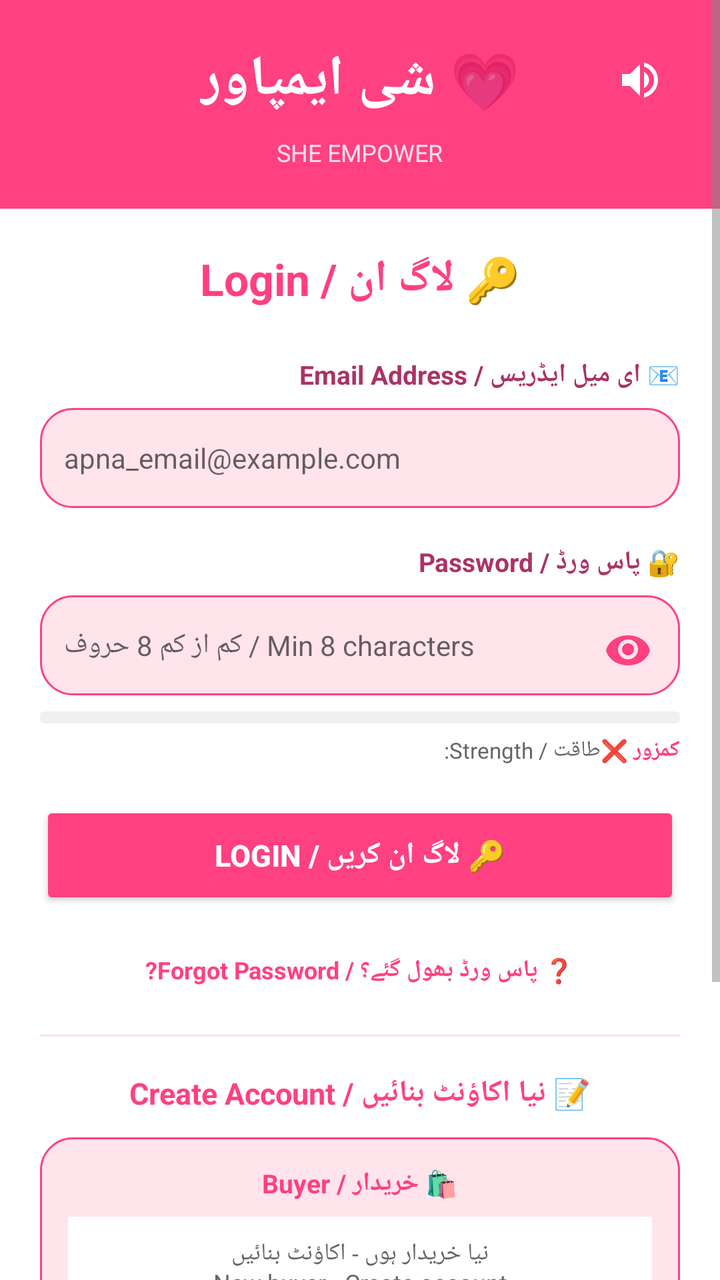
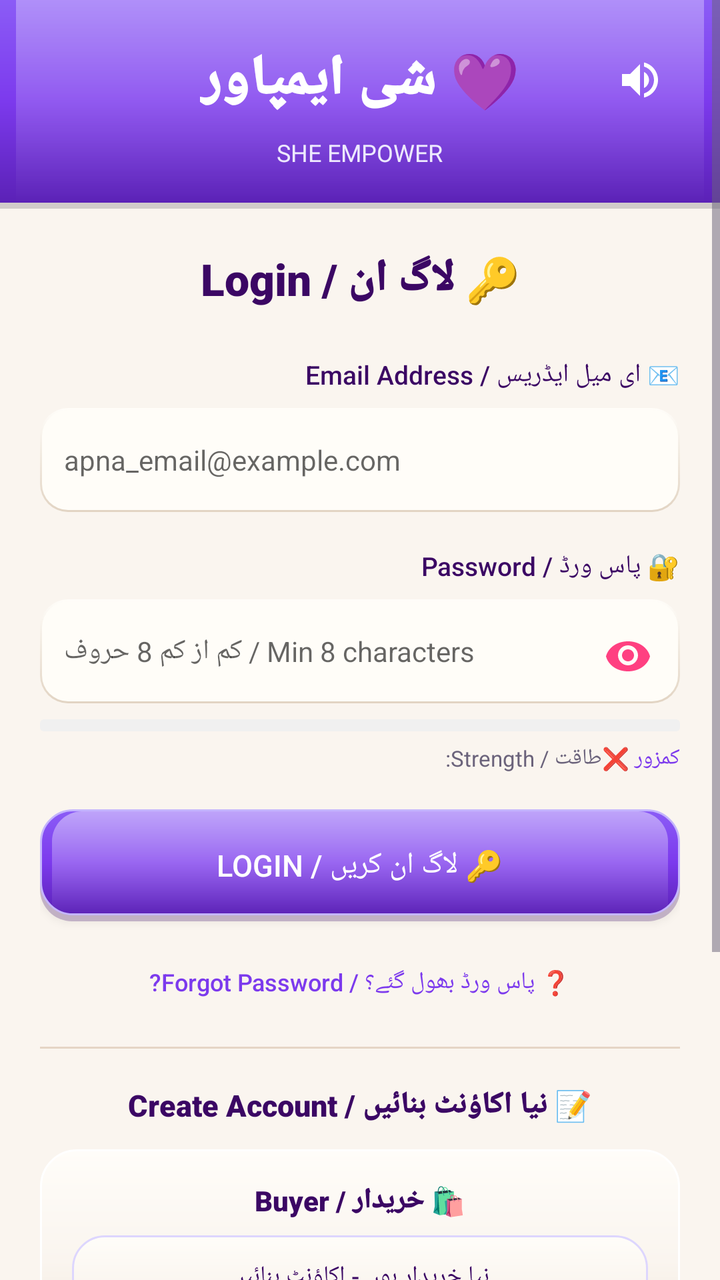

An Android layout rendered at two revisions. The XML below is the earlier revision; the diff shows what the commit changed to produce the second picture.
<!-- AndroidManifest.xml: application theme Theme.SheEmpower -->
<!-- res/layout/activity_login.xml -->
<?xml version="1.0" encoding="utf-8"?>
<ScrollView xmlns:android="http://schemas.android.com/apk/res/android"
    android:layout_width="match_parent"
    android:layout_height="match_parent"
    android:background="#FFFFFF"
    android:fillViewport="true">

    <LinearLayout
        android:layout_width="match_parent"
        android:layout_height="wrap_content"
        android:orientation="vertical"
        android:background="?android:attr/windowBackground"
        android:paddingBottom="24dp">

        
        <LinearLayout
            android:layout_width="match_parent"
            android:layout_height="wrap_content"
            android:orientation="vertical"
            android:background="#FF4081"
            android:padding="20dp"
            android:gravity="center">

            <RelativeLayout
                android:layout_width="match_parent"
                android:layout_height="wrap_content">

                <TextView
                    android:layout_width="wrap_content"
                    android:layout_height="wrap_content"
                    android:layout_centerInParent="true"
                    android:text="💗 شی ایمپاور"
                    android:textSize="28sp"
                    android:textStyle="bold"
                    android:textColor="#FFFFFF" />

                <ImageButton
                    android:id="@+id/btnSpeaker"
                    android:layout_width="40dp"
                    android:layout_height="40dp"
                    android:layout_alignParentEnd="true"
                    android:layout_centerVertical="true"
                    android:background="?attr/selectableItemBackgroundBorderless"
                    android:src="@drawable/ic_speaker"
                    android:contentDescription="Speaker"
                    android:scaleType="centerInside" />

            </RelativeLayout>

            <TextView
                android:layout_width="wrap_content"
                android:layout_height="wrap_content"
                android:text="SHE EMPOWER"
                android:textSize="12sp"
                android:textColor="#FFE0EC"
                android:layout_marginTop="8dp" />

        </LinearLayout>


        
        <LinearLayout
            android:layout_width="match_parent"
            android:layout_height="wrap_content"
            android:orientation="vertical"
            android:padding="20dp">

            
            <TextView
                android:id="@+id/tvLoginTitle"
                android:layout_width="match_parent"
                android:layout_height="wrap_content"
                android:text="🔑 لاگ ان / Login"
                android:textSize="22sp"
                android:textStyle="bold"
                android:textColor="#FF4081"
                android:gravity="center"
                android:layout_marginBottom="24dp" />


            
            <TextView
                android:layout_width="match_parent"
                android:layout_height="wrap_content"
                android:text="📧 ای میل ایڈریس / Email Address"
                android:textSize="13sp"
                android:textStyle="bold"
                android:textColor="#AA3366"
                android:layout_marginBottom="8dp" />

            <com.google.android.material.textfield.TextInputEditText
                android:id="@+id/etEmail"
                android:layout_width="match_parent"
                android:layout_height="50dp"
                android:hint="apna_email@example.com"
                android:textSize="14sp"
                android:padding="12dp"
                android:background="@drawable/bg_rounded_pink"
                android:layout_marginBottom="18dp"
                android:inputType="textEmailAddress" />


            
            <TextView
                android:layout_width="match_parent"
                android:layout_height="wrap_content"
                android:text="🔐 پاس ورڈ / Password"
                android:textSize="13sp"
                android:textStyle="bold"
                android:textColor="#AA3366"
                android:layout_marginBottom="8dp" />

            <FrameLayout
                android:layout_width="match_parent"
                android:layout_height="50dp"
                android:layout_marginBottom="8dp">

                <com.google.android.material.textfield.TextInputEditText
                    android:id="@+id/etPassword"
                    android:layout_width="match_parent"
                    android:layout_height="match_parent"
                    android:hint="کم از کم 8 حروف / Min 8 characters"
                    android:inputType="textPassword"
                    android:textSize="14sp"
                    android:padding="12dp"
                    android:paddingEnd="48dp"
                    android:background="@drawable/bg_rounded_pink" />

                <ImageButton
                    android:id="@+id/togglePasswordVisibility"
                    android:layout_width="44dp"
                    android:layout_height="44dp"
                    android:layout_gravity="end|center_vertical"
                    android:layout_marginEnd="4dp"
                    android:background="?attr/selectableItemBackgroundBorderless"
                    android:src="@drawable/ic_eye_closed"
                    android:contentDescription="Show/Hide Password"
                    android:scaleType="centerInside" />

            </FrameLayout>


            
            <ProgressBar
                android:id="@+id/passwordStrengthBar"
                android:layout_width="match_parent"
                android:layout_height="6dp"
                android:layout_marginBottom="6dp"
                android:progressDrawable="@drawable/progress_password_strength"
                style="@style/Widget.AppCompat.ProgressBar.Horizontal" />

            <LinearLayout
                android:layout_width="match_parent"
                android:layout_height="wrap_content"
                android:orientation="horizontal"
                android:layout_marginBottom="18dp">

                <TextView
                    android:layout_width="0dp"
                    android:layout_height="wrap_content"
                    android:layout_weight="1"
                    android:text="طاقت / Strength:"
                    android:textSize="11sp"
                    android:textColor="#666666" />

                <TextView
                    android:id="@+id/passwordStrengthText"
                    android:layout_width="wrap_content"
                    android:layout_height="wrap_content"
                    android:text="کمزور ❌"
                    android:textSize="11sp"
                    android:textStyle="bold"
                    android:textColor="#FF4081" />

            </LinearLayout>


            
            <Button
                android:id="@+id/btnLogin"
                android:layout_width="match_parent"
                android:layout_height="54dp"
                android:text="🔑 لاگ ان کریں / LOGIN"
                android:textSize="15sp"
                android:textStyle="bold"
                android:textColor="#FFFFFF"
                android:backgroundTint="#FF4081"
                android:layout_marginBottom="10dp" />


            
            <TextView
                android:id="@+id/tvForgotPassword"
                android:layout_width="match_parent"
                android:layout_height="wrap_content"
                android:text="❓ پاس ورڈ بھول گئے؟ / Forgot Password?"
                android:textSize="12sp"
                android:textColor="#FF4081"
                android:textStyle="bold"
                android:gravity="center"
                android:padding="12dp"
                android:layout_marginBottom="4dp" />


            
            <View
                android:layout_width="match_parent"
                android:layout_height="1dp"
                android:background="#FFE0EC"
                android:layout_marginTop="8dp"
                android:layout_marginBottom="18dp" />


            
            <TextView
                android:layout_width="match_parent"
                android:layout_height="wrap_content"
                android:text="📝 نیا اکاؤنٹ بنائیں / Create Account"
                android:textSize="15sp"
                android:textStyle="bold"
                android:textColor="#FF4081"
                android:gravity="center"
                android:layout_marginBottom="12dp" />


            
            <LinearLayout
                android:layout_width="match_parent"
                android:layout_height="wrap_content"
                android:orientation="vertical"
                android:background="@drawable/bg_rounded_pink"
                android:padding="14dp"
                android:layout_marginBottom="12dp">

                <TextView
                    android:layout_width="match_parent"
                    android:layout_height="wrap_content"
                    android:text="🛍️ خریدار / Buyer"
                    android:textSize="13sp"
                    android:textStyle="bold"
                    android:textColor="#FF4081"
                    android:gravity="center"
                    android:layout_marginBottom="8dp" />

                <TextView
                    android:id="@+id/tvGoBuyerRegister"
                    android:layout_width="match_parent"
                    android:layout_height="wrap_content"
                    android:text="نیا خریدار ہوں - اکاؤنٹ بنائیں\nNew buyer - Create account"
                    android:textSize="12sp"
                    android:textColor="#666666"
                    android:padding="10dp"
                    android:background="#FFFFFF"
                    android:gravity="center" />

            </LinearLayout>


            
            <LinearLayout
                android:layout_width="match_parent"
                android:layout_height="wrap_content"
                android:orientation="vertical"
                android:background="@drawable/bg_rounded_pink"
                android:padding="14dp">

                <TextView
                    android:layout_width="match_parent"
                    android:layout_height="wrap_content"
                    android:text="🏪 بیچنے والی / Seller"
                    android:textSize="13sp"
                    android:textStyle="bold"
                    android:textColor="#FF4081"
                    android:gravity="center"
                    android:layout_marginBottom="8dp" />

                <TextView
                    android:id="@+id/tvGoSellerRegister"
                    android:layout_width="match_parent"
                    android:layout_height="wrap_content"
                    android:text="کام شروع کرنا چاہتی ہیں - رجسٹر کریں\nWant to sell - Register"
                    android:textSize="12sp"
                    android:textColor="#666666"
                    android:padding="10dp"
                    android:background="#FFFFFF"
                    android:gravity="center" />

            </LinearLayout>

        </LinearLayout>

    </LinearLayout>

</ScrollView>
<!-- resources referenced by this layout -->
<resources>
  <!-- drawable bg_rounded_pink (drawable) -->
  <?xml version="1.0" encoding="utf-8"?>
  <shape xmlns:android="http://schemas.android.com/apk/res/android">
      <solid android:color="#FFE4EC" />
      <stroke android:width="1dp" android:color="#FF4081" />
      <corners android:radius="16dp" />
  </shape>
  <style name="Theme.SheEmpower" parent="Theme.AppCompat.Light.NoActionBar">
          <item name="colorPrimary">#FF4081</item>
          <item name="colorPrimaryDark">#C2185B</item>
          <item name="colorAccent">#FF4081</item>
          <item name="android:windowBackground">@color/bg_light</item>
          <item name="android:colorBackground">@color/white</item>
          <item name="android:textColorPrimary">@color/text_light</item>
          <item name="android:textColorSecondary">@color/text_gray</item>
      </style>
  <color name="bg_light">#FFFFFF</color>
  <color name="white">#FFFFFF</color>
  <color name="text_light">#333333</color>
  <color name="text_gray">#888888</color>
  <!-- unchanged entries left out for length: 3 -->
</resources>

<!-- the commit's change to res/layout/activity_login.xml (unified diff, before → after) -->
@@ -2,14 +2,14 @@
 <ScrollView xmlns:android="http://schemas.android.com/apk/res/android"
     android:layout_width="match_parent"
     android:layout_height="match_parent"
-    android:background="#FFFFFF"
+    android:background="@color/bg_cream"
     android:fillViewport="true">
 
     <LinearLayout
         android:layout_width="match_parent"
         android:layout_height="wrap_content"
         android:orientation="vertical"
-        android:background="?android:attr/windowBackground"
+        android:background="@color/bg_cream"
         android:paddingBottom="24dp">
 
         
@@ -17,7 +17,7 @@
             android:layout_width="match_parent"
             android:layout_height="wrap_content"
             android:orientation="vertical"
-            android:background="#FF4081"
+            android:background="@drawable/bg_skeu_header"
             android:padding="20dp"
             android:gravity="center">
 
@@ -29,9 +29,9 @@
                     android:layout_width="wrap_content"
                     android:layout_height="wrap_content"
                     android:layout_centerInParent="true"
-                    android:text="💗 شی ایمپاور"
+                    android:text="💜 شی ایمپاور"
                     android:textSize="28sp"
-                    android:textStyle="bold"
+                    android:fontFamily="sans-serif-black"
                     android:textColor="#FFFFFF" />
 
                 <ImageButton
@@ -52,7 +52,7 @@
                 android:layout_height="wrap_content"
                 android:text="SHE EMPOWER"
                 android:textSize="12sp"
-                android:textColor="#FFE0EC"
+                android:textColor="@color/lavender_soft"
                 android:layout_marginTop="8dp" />
 
         </LinearLayout>
@@ -72,8 +72,8 @@
                 android:layout_height="wrap_content"
                 android:text="🔑 لاگ ان / Login"
                 android:textSize="22sp"
-                android:textStyle="bold"
-                android:textColor="#FF4081"
+                android:fontFamily="sans-serif-black"
+                android:textColor="@color/lavender_text"
                 android:gravity="center"
                 android:layout_marginBottom="24dp" />
 
@@ -84,18 +84,18 @@
                 android:layout_height="wrap_content"
                 android:text="📧 ای میل ایڈریس / Email Address"
                 android:textSize="13sp"
-                android:textStyle="bold"
-                android:textColor="#AA3366"
+                android:fontFamily="sans-serif-medium"
+                android:textColor="@color/lavender_text"
                 android:layout_marginBottom="8dp" />
 
             <com.google.android.material.textfield.TextInputEditText
                 android:id="@+id/etEmail"
                 android:layout_width="match_parent"
-                android:layout_height="50dp"
+                android:layout_height="52dp"
                 android:hint="apna_email@example.com"
                 android:textSize="14sp"
                 android:padding="12dp"
-                android:background="@drawable/bg_rounded_pink"
+                android:background="@drawable/bg_skeu_input"
                 android:layout_marginBottom="18dp"
                 android:inputType="textEmailAddress" />
 
@@ -106,13 +106,13 @@
                 android:layout_height="wrap_content"
                 android:text="🔐 پاس ورڈ / Password"
                 android:textSize="13sp"
-                android:textStyle="bold"
-                android:textColor="#AA3366"
+                android:fontFamily="sans-serif-medium"
+                android:textColor="@color/lavender_text"
                 android:layout_marginBottom="8dp" />
 
             <FrameLayout
                 android:layout_width="match_parent"
-                android:layout_height="50dp"
+                android:layout_height="52dp"
                 android:layout_marginBottom="8dp">
 
                 <com.google.android.material.textfield.TextInputEditText
@@ -124,7 +124,7 @@
                     android:textSize="14sp"
                     android:padding="12dp"
                     android:paddingEnd="48dp"
-                    android:background="@drawable/bg_rounded_pink" />
+                    android:background="@drawable/bg_skeu_input" />
 
                 <ImageButton
                     android:id="@+id/togglePasswordVisibility"
@@ -161,7 +161,7 @@
                     android:layout_weight="1"
                     android:text="طاقت / Strength:"
                     android:textSize="11sp"
-                    android:textColor="#666666" />
+                    android:textColor="@color/text_gray" />
 
                 <TextView
                     android:id="@+id/passwordStrengthText"
@@ -169,8 +169,8 @@
                     android:layout_height="wrap_content"
                     android:text="کمزور ❌"
                     android:textSize="11sp"
-                    android:textStyle="bold"
-                    android:textColor="#FF4081" />
+                    android:fontFamily="sans-serif-medium"
+                    android:textColor="@color/lavender_primary" />
 
             </LinearLayout>
 
@@ -179,12 +179,12 @@
             <Button
                 android:id="@+id/btnLogin"
                 android:layout_width="match_parent"
-                android:layout_height="54dp"
+                android:layout_height="56dp"
                 android:text="🔑 لاگ ان کریں / LOGIN"
                 android:textSize="15sp"
-                android:textStyle="bold"
+                android:fontFamily="sans-serif-medium"
                 android:textColor="#FFFFFF"
-                android:backgroundTint="#FF4081"
+                android:background="@drawable/bg_skeu_button_primary"
                 android:layout_marginBottom="10dp" />
 
 
@@ -195,8 +195,8 @@
                 android:layout_height="wrap_content"
                 android:text="❓ پاس ورڈ بھول گئے؟ / Forgot Password?"
                 android:textSize="12sp"
-                android:textColor="#FF4081"
-                android:textStyle="bold"
+                android:textColor="@color/lavender_primary"
+                android:fontFamily="sans-serif-medium"
                 android:gravity="center"
                 android:padding="12dp"
                 android:layout_marginBottom="4dp" />
@@ -206,7 +206,7 @@
             <View
                 android:layout_width="match_parent"
                 android:layout_height="1dp"
-                android:background="#FFE0EC"
+                android:background="@color/skeu_cream_border"
                 android:layout_marginTop="8dp"
                 android:layout_marginBottom="18dp" />
 
@@ -217,8 +217,8 @@
                 android:layout_height="wrap_content"
                 android:text="📝 نیا اکاؤنٹ بنائیں / Create Account"
                 android:textSize="15sp"
-                android:textStyle="bold"
-                android:textColor="#FF4081"
+                android:fontFamily="sans-serif-black"
+                android:textColor="@color/lavender_text"
                 android:gravity="center"
                 android:layout_marginBottom="12dp" />
 
@@ -228,17 +228,17 @@
                 android:layout_width="match_parent"
                 android:layout_height="wrap_content"
                 android:orientation="vertical"
-                android:background="@drawable/bg_rounded_pink"
-                android:padding="14dp"
-                android:layout_marginBottom="12dp">
+                android:background="@drawable/bg_skeu_card"
+                android:padding="16dp"
+                android:layout_marginBottom="14dp">
 
                 <TextView
                     android:layout_width="match_parent"
                     android:layout_height="wrap_content"
                     android:text="🛍️ خریدار / Buyer"
-                    android:textSize="13sp"
-                    android:textStyle="bold"
-                    android:textColor="#FF4081"
+                    android:textSize="14sp"
+                    android:fontFamily="sans-serif-black"
+                    android:textColor="@color/lavender_text"
                     android:gravity="center"
                     android:layout_marginBottom="8dp" />
 
@@ -248,9 +248,10 @@
                     android:layout_height="wrap_content"
                     android:text="نیا خریدار ہوں - اکاؤنٹ بنائیں\nNew buyer - Create account"
                     android:textSize="12sp"
-                    android:textColor="#666666"
-                    android:padding="10dp"
-                    android:background="#FFFFFF"
+                    android:fontFamily="sans-serif-medium"
+                    android:textColor="@color/lavender_text"
+                    android:padding="12dp"
+                    android:background="@drawable/bg_skeu_button_cream"
                     android:gravity="center" />
 
             </LinearLayout>
@@ -261,16 +262,16 @@
                 android:layout_width="match_parent"
                 android:layout_height="wrap_content"
                 android:orientation="vertical"
-                android:background="@drawable/bg_rounded_pink"
-                android:padding="14dp">
+                android:background="@drawable/bg_skeu_card"
+                android:padding="16dp">
 
                 <TextView
                     android:layout_width="match_parent"
                     android:layout_height="wrap_content"
                     android:text="🏪 بیچنے والی / Seller"
-                    android:textSize="13sp"
-                    android:textStyle="bold"
-                    android:textColor="#FF4081"
+                    android:textSize="14sp"
+                    android:fontFamily="sans-serif-black"
+                    android:textColor="@color/lavender_text"
                     android:gravity="center"
                     android:layout_marginBottom="8dp" />
 
@@ -280,9 +281,10 @@
                     android:layout_height="wrap_content"
                     android:text="کام شروع کرنا چاہتی ہیں - رجسٹر کریں\nWant to sell - Register"
                     android:textSize="12sp"
-                    android:textColor="#666666"
-                    android:padding="10dp"
-                    android:background="#FFFFFF"
+                    android:fontFamily="sans-serif-medium"
+                    android:textColor="@color/lavender_text"
+                    android:padding="12dp"
+                    android:background="@drawable/bg_skeu_button_cream"
                     android:gravity="center" />
 
             </LinearLayout>
<!-- resource entries referenced after the edit -->
@@ -1,25 +1,149 @@
 <!-- resources referenced by this layout -->
 <resources>
-  <!-- drawable bg_rounded_pink (drawable) -->
-  <?xml version="1.0" encoding="utf-8"?>
-  <shape xmlns:android="http://schemas.android.com/apk/res/android">
-      <solid android:color="#FFE4EC" />
-      <stroke android:width="1dp" android:color="#FF4081" />
-      <corners android:radius="16dp" />
-  </shape>
+  <color name="bg_cream">#FAF5EF</color>
+  <color name="lavender_primary">#7C3AED</color>
+  <color name="lavender_soft">#EDE9FE</color>
+  <color name="lavender_text">#3B0764</color>
+  <color name="skeu_cream_border">#E5D5C5</color>
   <style name="Theme.SheEmpower" parent="Theme.AppCompat.Light.NoActionBar">
-          <item name="colorPrimary">#FF4081</item>
-          <item name="colorPrimaryDark">#C2185B</item>
-          <item name="colorAccent">#FF4081</item>
-          <item name="android:windowBackground">@color/bg_light</item>
-          <item name="android:colorBackground">@color/white</item>
-          <item name="android:textColorPrimary">@color/text_light</item>
+          <item name="colorPrimary">@color/lavender_primary</item>
+          <item name="colorPrimaryDark">@color/lavender_dark</item>
+          <item name="colorAccent">@color/lavender_primary</item>
+          <item name="android:windowBackground">@color/bg_cream</item>
+          <item name="android:colorBackground">@color/bg_cream</item>
+          <item name="android:textColorPrimary">@color/text_dark</item>
           <item name="android:textColorSecondary">@color/text_gray</item>
       </style>
-  <color name="bg_light">#FFFFFF</color>
-  <color name="white">#FFFFFF</color>
-  <color name="text_light">#333333</color>
-  <color name="text_gray">#888888</color>
+  <color name="lavender_dark">#5B21B6</color>
+  <color name="text_dark">#2D253B</color>
+  <color name="text_gray">#6B637B</color>
+  <!-- drawable bg_skeu_button_cream (drawable) -->
+  <?xml version="1.0" encoding="utf-8"?>
+  <layer-list xmlns:android="http://schemas.android.com/apk/res/android">
+      <item android:top="3dp">
+          <shape android:shape="rectangle">
+              <solid android:color="#202D253B" />
+              <corners android:radius="16dp" />
+          </shape>
+      </item>
+      <item android:bottom="3dp">
+          <shape android:shape="rectangle">
+              <gradient
+                  android:startColor="#FFFDF9"
+                  android:centerColor="#FAF5EF"
+                  android:endColor="#EDE9FE"
+                  android:angle="270" />
+              <stroke android:width="1dp" android:color="#DDD6FE" />
+              <corners android:radius="16dp" />
+          </shape>
+      </item>
+  </layer-list>
+  <!-- drawable bg_skeu_button_primary (drawable) -->
+  <?xml version="1.0" encoding="utf-8"?>
+  <layer-list xmlns:android="http://schemas.android.com/apk/res/android">
+      
+      <item android:top="3dp">
+          <shape android:shape="rectangle">
+              <solid android:color="#403B0764" />
+              <corners android:radius="16dp" />
+          </shape>
+      </item>
+      
+      <item android:bottom="3dp">
+          <shape android:shape="rectangle">
+              <gradient
+                  android:startColor="#8B5CF6"
+                  android:centerColor="@color/lavender_primary"
+                  android:endColor="@color/lavender_dark"
+                  android:angle="270" />
+              <stroke android:width="1dp" android:color="#C4B5FD" />
+              <corners android:radius="16dp" />
+          </shape>
+      </item>
+      
+      <item android:bottom="3dp" android:top="1dp" android:left="6dp" android:right="6dp">
+          <shape android:shape="rectangle">
+              <gradient
+                  android:startColor="#70FFFFFF"
+                  android:endColor="#00FFFFFF"
+                  android:angle="270" />
+              <corners android:topLeftRadius="15dp" android:topRightRadius="15dp" />
+          </shape>
+      </item>
+  </layer-list>
+  <!-- drawable bg_skeu_card (drawable) -->
+  <?xml version="1.0" encoding="utf-8"?>
+  <layer-list xmlns:android="http://schemas.android.com/apk/res/android">
+      
+      <item android:top="3dp">
+          <shape android:shape="rectangle">
+              <solid android:color="#1A2D253B" />
+              <corners android:radius="18dp" />
+          </shape>
+      </item>
+      
+      <item android:bottom="3dp">
+          <shape android:shape="rectangle">
+              <gradient
+                  android:startColor="#FFFDF9"
+                  android:centerColor="#FAF5EF"
+                  android:endColor="#F0E5D8"
+                  android:angle="270" />
+              <stroke android:width="1dp" android:color="#FFFFFF" />
+              <corners android:radius="18dp" />
+          </shape>
+      </item>
+  </layer-list>
+  <!-- drawable bg_skeu_header (drawable) -->
+  <?xml version="1.0" encoding="utf-8"?>
+  <layer-list xmlns:android="http://schemas.android.com/apk/res/android">
+      
+      <item android:top="3dp">
+          <shape android:shape="rectangle">
+              <solid android:color="#332D253B" />
+          </shape>
+      </item>
+      
+      <item android:bottom="3dp">
+          <shape android:shape="rectangle">
+              <gradient
+                  android:startColor="#8B5CF6"
+                  android:centerColor="@color/lavender_primary"
+                  android:endColor="@color/lavender_dark"
+                  android:angle="270" />
+          </shape>
+      </item>
+      
+      <item android:bottom="3dp" android:top="0dp" android:left="8dp" android:right="8dp">
+          <shape android:shape="rectangle">
+              <gradient
+                  android:startColor="#50FFFFFF"
+                  android:endColor="#00FFFFFF"
+                  android:angle="270" />
+          </shape>
+      </item>
+  </layer-list>
+  <!-- drawable bg_skeu_input (drawable) -->
+  <?xml version="1.0" encoding="utf-8"?>
+  <layer-list xmlns:android="http://schemas.android.com/apk/res/android">
+      
+      <item>
+          <shape android:shape="rectangle">
+              <gradient
+                  android:startColor="#E2D4C3"
+                  android:endColor="#FFFDF9"
+                  android:angle="90" />
+              <corners android:radius="14dp" />
+          </shape>
+      </item>
+      
+      <item android:top="1dp" android:left="1dp" android:right="1dp" android:bottom="1dp">
+          <shape android:shape="rectangle">
+              <solid android:color="#FFFDF8" />
+              <corners android:radius="13dp" />
+          </shape>
+      </item>
+  </layer-list>
   <!-- unchanged entries left out for length: 3 -->
 </resources>
 
